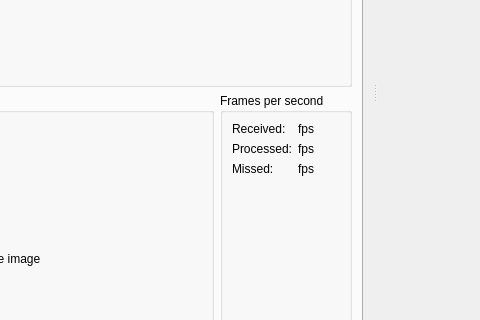
This is src/arifmainwindow.ui in AD-Vega/arif as Qt 5 draws it before an edit; both pictures show x 699 to 1179 and y 270 to 590 of the 1179 by 748 pixel window. The edited form follows.
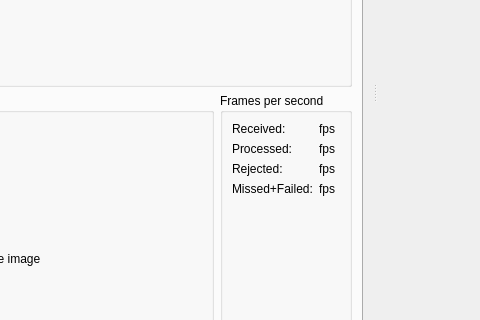
This is the edited form. Icons and pictures are not drawn. Custom widgets are drawn as their Qt base class.

Commit message: Enhance FPS display.

What changed in the file:
```diff
--- a/src/arifmainwindow.ui
+++ b/src/arifmainwindow.ui
@@ -529,20 +529,34 @@
                </property>
               </widget>
              </item>
-             <item row="2" column="0">
+             <item row="3" column="0">
               <widget class="QLabel" name="label_13">
                <property name="text">
-                <string>Missed:</string>
+                <string>Missed+Failed:</string>
                </property>
               </widget>
              </item>
-             <item row="2" column="1">
+             <item row="3" column="1">
               <widget class="QLabel" name="missedLabel">
                <property name="text">
                 <string notr="true">fps</string>
                </property>
               </widget>
              </item>
+             <item row="2" column="0">
+              <widget class="QLabel" name="label_14">
+               <property name="text">
+                <string>Rejected:</string>
+               </property>
+              </widget>
+             </item>
+             <item row="2" column="1">
+              <widget class="QLabel" name="rejectedLabel">
+               <property name="text">
+                <string>fps</string>
+               </property>
+              </widget>
+             </item>
             </layout>
            </widget>
           </item>
```
The commit also changes 2 other files.
